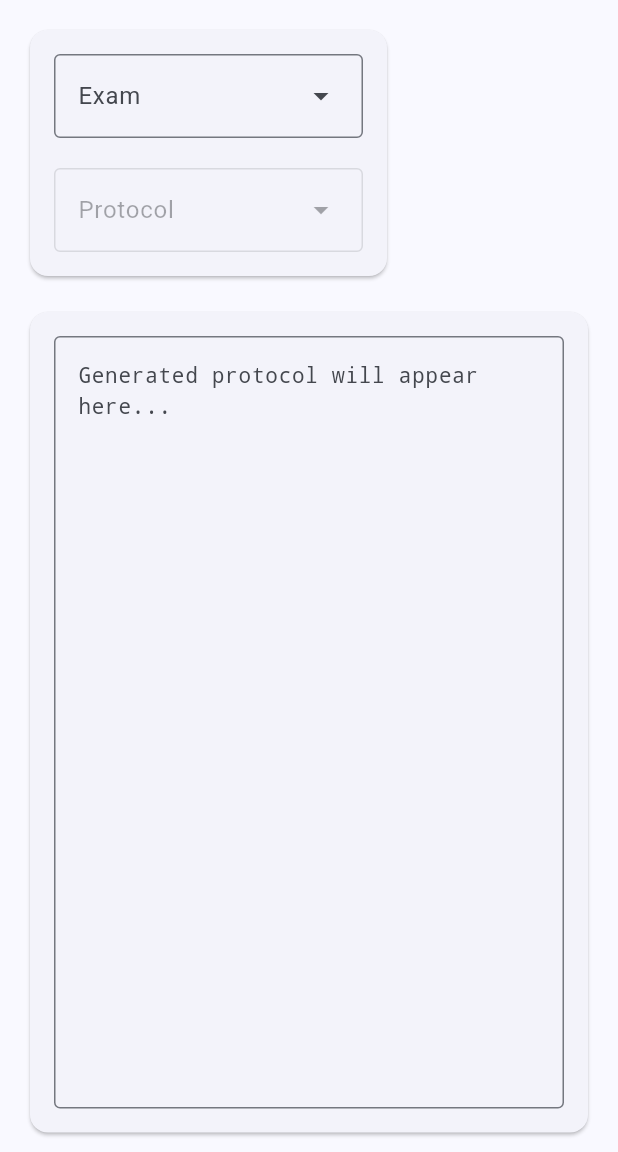
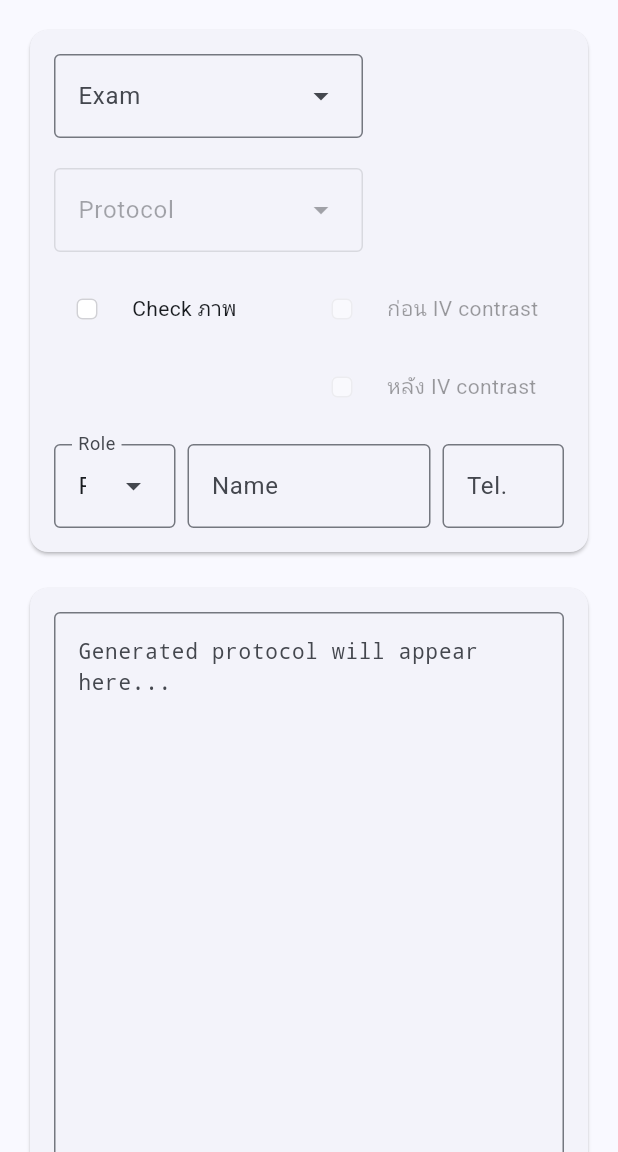
Before and after one commit to Lightbridge-KS/radflow, a Flutter app: the DesignCvsScreen screen opened by its route, on a phone screen of 412 x 824 dp, the part 84-1236 px from its top. Run offline on Flutter 3.47's test engine with Material 3 defaults, Android fonts, the phone set to English and light mode, and no system bars; our stand-ins replace flutter_riverpod, go_router, shared_preferences; missing offline and left inert: flutter_math_fork, mustachex, window_manager; accounts and stored records are empty; statements that could not run were skipped.

Commit message:
feat(design_ward): add reusable Check ภาพ + author trailer
Adds an input block shared across all Protocol Ward screens (CVS, Chest,
Abdomen, MSK, ...) for recording (a) whether the author reviewed the
images before / after IV contrast and (b) who they are.

Service (WardCommon, WardCommonValues, ProtocolAuthor):
- Pure string assembly; no mustache or I/O.
- Trailer is two independent lines:
  * "Check ภาพ ..." (or "Check ภาพ <phase> ฉีด IV contrast" once a phase
    is chosen) when checkImage is true.
  * "<role>: <name> (Tel: <tel>)" when checkImage is true OR Name/Tel
    carries any non-blank text (so users can attach reference info
    without claiming the image-check action).
- ProtocolAuthor enum drives the role prefix (Resident / Fellow / Staff)
  and the dropdown label in a single source.

Widget (WardCommonInput):
- Check ภาพ on its own column, with ก่อน / หลัง IV contrast stacked
  beside it. Sub-checkboxes are disabled and auto-cleared while the
  parent is unticked.
- Role dropdown + Name + Tel. row (flex 1:2:1). Name uses
  TextInputAction.next, Tel uses .done; Enter on either submits to an
  optional onSubmit callback.

Wiring:
- DesignCvsInput composes the dropdowns + ward-common widget into a
  single DesignCvsInputValues payload.
- DesignCvsScreen concatenates protocol body + trailer with a blank line
  gap, and routes the Enter-to-submit signal to _generateProtocol.

Co-Authored-By: Claude Opus 4.7 (1M context) <noreply@anthropic.com>

```diff
--- a/lib/app/pages/design_ward/_design_cvs_input.dart
+++ b/lib/app/pages/design_ward/_design_cvs_input.dart
@@ -1,20 +1,25 @@
 import 'package:flutter/material.dart';
 import '../../../services/design/design_cvs/design_cvs_protocol_data.dart';
+import '../../../services/design/design_ward_common/ward_common.dart';
 import '../../widgets/dropdowns_two.dart';
+import '_ward_common_input.dart';
 
-/// Input form for the Protocol CVS screen.
+/// Aggregate input form for the Protocol CVS screen.
 ///
-/// Currently only hosts the cascading Exam → Protocol dropdowns. Kept as a
-/// separate widget (mirroring `DesignERInput`) so additional fields can be
-/// dropped in later without restructuring the screen.
+/// Composes the protocol selector (cascading Exam → Protocol dropdowns)
+/// with the ward-common block (Check ภาพ + Resident). The screen receives
+/// a single combined snapshot via [onSelectionChanged].
 class DesignCvsInput extends StatefulWidget {
-  /// Emits the selected `protocolId` (or `null` when the protocol level is
-  /// not yet chosen).
-  final void Function(String? protocolId) onSelectionChanged;
+  final void Function(DesignCvsInputValues values) onSelectionChanged;
+
+  /// Fires when the user submits a text field via Enter. The screen wires
+  /// this to its Generate action.
+  final VoidCallback? onSubmit;
 
   const DesignCvsInput({
     super.key,
     required this.onSelectionChanged,
+    this.onSubmit,
   });
 
   @override
@@ -24,21 +29,60 @@ class DesignCvsInput extends StatefulWidget {
 class DesignCvsInputState extends State<DesignCvsInput> {
   final GlobalKey<TwoLevelDropdownsState> _dropdownsKey =
       GlobalKey<TwoLevelDropdownsState>();
+  final GlobalKey<WardCommonInputState> _wardCommonKey =
+      GlobalKey<WardCommonInputState>();
 
-  /// Resets both dropdowns and re-emits `null` to the parent.
+  String? _protocolId;
+  WardCommonValues _wardCommon = const WardCommonValues.empty();
+
+  /// Resets both child widgets back to their initial state.
   void reset() {
     _dropdownsKey.currentState?.reset();
+    _wardCommonKey.currentState?.reset();
+  }
+
+  void _emit() {
+    widget.onSelectionChanged(DesignCvsInputValues(
+      protocolId: _protocolId,
+      wardCommon: _wardCommon,
+    ));
   }
 
   @override
   Widget build(BuildContext context) {
-    return TwoLevelDropdowns(
-      key: _dropdownsKey,
-      choiceIdMap: DesignCvsProtocolData.choiceIdMap,
-      idDispMap: DesignCvsProtocolData.idDispMap,
-      onSelectionChanged: (selectionMap) {
-        widget.onSelectionChanged(selectionMap['level2']);
-      },
+    return Column(
+      crossAxisAlignment: CrossAxisAlignment.start,
+      children: [
+        TwoLevelDropdowns(
+          key: _dropdownsKey,
+          choiceIdMap: DesignCvsProtocolData.choiceIdMap,
+          idDispMap: DesignCvsProtocolData.idDispMap,
+          onSelectionChanged: (selectionMap) {
+            _protocolId = selectionMap['level2'];
+            _emit();
+          },
+        ),
+        const SizedBox(height: 16),
+        WardCommonInput(
+          key: _wardCommonKey,
+          onChanged: (values) {
+            _wardCommon = values;
+            _emit();
+          },
+          onSubmit: widget.onSubmit,
+        ),
+      ],
     );
   }
 }
+
+/// Combined snapshot emitted to the parent screen.
+class DesignCvsInputValues {
+  final String? protocolId;
+  final WardCommonValues wardCommon;
+
+  const DesignCvsInputValues({
+    required this.protocolId,
+    required this.wardCommon,
+  });
+}
--- /dev/null
+++ b/lib/app/pages/design_ward/_ward_common_input.dart
@@ -0,0 +1,223 @@
+import 'package:flutter/cupertino.dart';
+import 'package:flutter/material.dart';
+import '../../../services/design/design_ward_common/ward_common.dart';
+
+/// Reusable input block for Protocol Ward screens: a "Check ภาพ" checkbox
+/// gating two phase sub-checkboxes (ก่อน / หลัง IV contrast), plus the
+/// Resident Name and Tel fields.
+///
+/// State stays internal and is emitted as a fresh [WardCommonValues] on
+/// every change. Toggling `Check ภาพ` off clears and disables the two
+/// sub-checkboxes so the rendered output cannot reach an ambiguous state.
+class WardCommonInput extends StatefulWidget {
+  final void Function(WardCommonValues values) onChanged;
+
+  /// Fires when the user presses Enter inside Name or Tel. Screens wire this
+  /// to their Generate action so a keyboard-driven flow doesn't require a
+  /// mouse click after typing.
+  final VoidCallback? onSubmit;
+
+  const WardCommonInput({
+    super.key,
+    required this.onChanged,
+    this.onSubmit,
+  });
+
+  @override
+  State<WardCommonInput> createState() => WardCommonInputState();
+}
+
+class WardCommonInputState extends State<WardCommonInput> {
+  final TextEditingController _nameController = TextEditingController();
+  final TextEditingController _telController = TextEditingController();
+
+  bool _checkImage = false;
+  bool _beforeIv = false;
+  bool _afterIv = false;
+  ProtocolAuthor _author = ProtocolAuthor.resident;
+
+  @override
+  void dispose() {
+    _nameController.dispose();
+    _telController.dispose();
+    super.dispose();
+  }
+
+  /// Clears every field and re-emits the empty value.
+  void reset() {
+    setState(() {
+      _checkImage = false;
+      _beforeIv = false;
+      _afterIv = false;
+      _author = ProtocolAuthor.resident;
+      _nameController.clear();
+      _telController.clear();
+    });
+    _emit();
+  }
+
+  void _emit() {
+    widget.onChanged(WardCommonValues(
+      checkImage: _checkImage,
+      beforeIv: _beforeIv,
+      afterIv: _afterIv,
+      author: _author,
+      authorName: _nameController.text,
+      authorTel: _telController.text,
+    ));
+  }
+
+  void _onCheckImageChanged(bool? value) {
+    setState(() {
+      _checkImage = value ?? false;
+      if (!_checkImage) {
+        // Sub-checkboxes don't carry meaning without the parent.
+        _beforeIv = false;
+        _afterIv = false;
+      }
+    });
+    _emit();
+  }
+
+  @override
+  Widget build(BuildContext context) {
+    return Column(
+      crossAxisAlignment: CrossAxisAlignment.start,
+      children: [
+        _buildCheckboxRow(),
+        const SizedBox(height: 16),
+        _buildTextFieldsRow(),
+      ],
+    );
+  }
+
+  Widget _buildCheckboxRow() {
+    return Row(
+      crossAxisAlignment: CrossAxisAlignment.start,
+      children: [
+        Expanded(
+          child: _CheckboxTile(
+            label: 'Check ภาพ',
+            value: _checkImage,
+            onChanged: _onCheckImageChanged,
+          ),
+        ),
+        Expanded(
+          child: Column(
+            crossAxisAlignment: CrossAxisAlignment.start,
+            children: [
+              _CheckboxTile(
+                label: 'ก่อน IV contrast',
+                value: _beforeIv,
+                enabled: _checkImage,
+                onChanged: (v) {
+                  setState(() => _beforeIv = v ?? false);
+                  _emit();
+                },
+              ),
+              const SizedBox(height: 8),
+              _CheckboxTile(
+                label: 'หลัง IV contrast',
+                value: _afterIv,
+                enabled: _checkImage,
+                onChanged: (v) {
+                  setState(() => _afterIv = v ?? false);
+                  _emit();
+                },
+              ),
+            ],
+          ),
+        ),
+      ],
+    );
+  }
+
+  Widget _buildTextFieldsRow() {
+    return Row(
+      crossAxisAlignment: CrossAxisAlignment.center,
+      children: [
+        Expanded(
+          flex: 1,
+          child: DropdownMenu<ProtocolAuthor>(
+            initialSelection: _author,
+            expandedInsets: EdgeInsets.zero,
+            label: const Text('Role'),
+            onSelected: (value) {
+              if (value == null) return;
+              setState(() => _author = value);
+              _emit();
+            },
+            dropdownMenuEntries: ProtocolAuthor.values
+                .map((role) => DropdownMenuEntry<ProtocolAuthor>(
+                      value: role,
+                      label: role.label,
+                    ))
+                .toList(),
+          ),
+        ),
+        const SizedBox(width: 8),
+        Expanded(
+          flex: 2,
+          child: TextField(
+            controller: _nameController,
+            textInputAction: TextInputAction.next,
+            decoration: const InputDecoration(
+              labelText: 'Name',
+              hintText: 'Name',
+              border: OutlineInputBorder(),
+            ),
+            onChanged: (_) => _emit(),
+            onSubmitted: (_) => widget.onSubmit?.call(),
+          ),
+        ),
+        const SizedBox(width: 8),
+        Expanded(
+          flex: 1,
+          child: TextField(
+            controller: _telController,
+            textInputAction: TextInputAction.done,
+            decoration: const InputDecoration(
+              labelText: 'Tel.',
+              hintText: 'Tel.',
+              border: OutlineInputBorder(),
+            ),
+            onChanged: (_) => _emit(),
+            onSubmitted: (_) => widget.onSubmit?.call(),
+          ),
+        ),
+      ],
+    );
+  }
+}
+
+class _CheckboxTile extends StatelessWidget {
+  final String label;
+  final bool value;
+  final bool enabled;
+  final ValueChanged<bool?> onChanged;
+
+  const _CheckboxTile({
+    required this.label,
+    required this.value,
+    required this.onChanged,
+    this.enabled = true,
+  });
+
+  @override
+  Widget build(BuildContext context) {
+    final disabledColor = Theme.of(context).disabledColor;
+    return Row(
+      children: [
+        CupertinoCheckbox(
+          value: value,
+          onChanged: enabled ? onChanged : null,
+        ),
+        const SizedBox(width: 8),
+        Text(
+          label,
+          style: enabled ? null : TextStyle(color: disabledColor),
+        ),
+      ],
+    );
+  }
+}
--- /dev/null
+++ b/lib/services/design/design_ward_common/ward_common.dart
@@ -0,0 +1,114 @@
+import '../_utils.dart';
+
+/// The role of the person filling out a ward protocol form.
+///
+/// `label` doubles as the dropdown display text and the output line prefix
+/// (e.g. `Fellow: <name> (Tel: <tel>)`), so changes here propagate to both
+/// the UI and the rendered protocol.
+enum ProtocolAuthor {
+  resident('Resident'),
+  fellow('Fellow'),
+  staff('Staff');
+
+  final String label;
+  const ProtocolAuthor(this.label);
+}
+
+/// Shared "Check ภาพ" + author identification inputs collected on every
+/// Protocol Ward screen (CVS, Chest, Abdomen, MSK, …).
+///
+/// Immutable; the input widget rebuilds a fresh instance on every change and
+/// the screen feeds it into [WardCommon.append] when generating output.
+class WardCommonValues {
+  final bool checkImage;
+  final bool beforeIv;
+  final bool afterIv;
+  final ProtocolAuthor author;
+  final String authorName;
+  final String authorTel;
+
+  const WardCommonValues({
+    required this.checkImage,
+    required this.beforeIv,
+    required this.afterIv,
+    required this.author,
+    required this.authorName,
+    required this.authorTel,
+  });
+
+  /// Default state: nothing ticked, no text filled in, author = Resident
+  /// (the most common case — preserves prior behavior for users who never
+  /// touch the role selector).
+  const WardCommonValues.empty()
+      : checkImage = false,
+        beforeIv = false,
+        afterIv = false,
+        author = ProtocolAuthor.resident,
+        authorName = '',
+        authorTel = '';
+
+  WardCommonValues copyWith({
+    bool? checkImage,
+    bool? beforeIv,
+    bool? afterIv,
+    ProtocolAuthor? author,
+    String? authorName,
+    String? authorTel,
+  }) {
+    return WardCommonValues(
+      checkImage: checkImage ?? this.checkImage,
+      beforeIv: beforeIv ?? this.beforeIv,
+      afterIv: afterIv ?? this.afterIv,
+      author: author ?? this.author,
+      authorName: authorName ?? this.authorName,
+      authorTel: authorTel ?? this.authorTel,
+    );
+  }
+}
+
+/// Renders the trailing block appended to a ward protocol body.
+///
+/// Composed of two independent lines:
+/// - the "Check ภาพ …" line, when `checkImage` is true;
+/// - the author line (`<role>: <name> (Tel: <tel>)`), when `checkImage` is
+///   true OR Name/Tel carries any non-blank text (the author may want to
+///   attach reference info without claiming the image-check action).
+///
+/// Returns an empty string when neither line is needed, so callers can do
+/// `body + (trailer.isEmpty ? '' : '\n$trailer')` without a branch.
+class WardCommon {
+  const WardCommon();
+
+  String append(WardCommonValues v) {
+    final hasAuthorText = v.authorName.trim().isNotEmpty ||
+        v.authorTel.trim().isNotEmpty;
+
+    final parts = <String>[];
+
+    if (v.checkImage) {
+      if (!v.beforeIv && !v.afterIv) {
+        // No phase chosen yet — render just the marker so the line doesn't
+        // dangle a meaningless "... ฉีด IV contrast" suffix.
+        parts.add('Check ภาพ ...');
+      } else {
+        final phase = _phaseToken(beforeIv: v.beforeIv, afterIv: v.afterIv);
+        parts.add('Check ภาพ $phase ฉีด IV contrast');
+      }
+    }
+
+    if (v.checkImage || hasAuthorText) {
+      final name = dashIfBlank(v.authorName);
+      final tel = dashIfBlank(v.authorTel);
+      parts.add('${v.author.label}: $name (Tel: $tel)');
+    }
+
+    return parts.join('\n\n');
+  }
+
+  String _phaseToken({required bool beforeIv, required bool afterIv}) {
+    assert(beforeIv || afterIv,
+        'caller must short-circuit before invoking _phaseToken with neither phase set');
+    if (beforeIv && afterIv) return 'ก่อน + หลัง';
+    return beforeIv ? 'ก่อน' : 'หลัง';
+  }
+}
```
Also changed, not shown: lib/app/pages/design_ward/design_cvs_screen.dart (+13 -5 lines).
